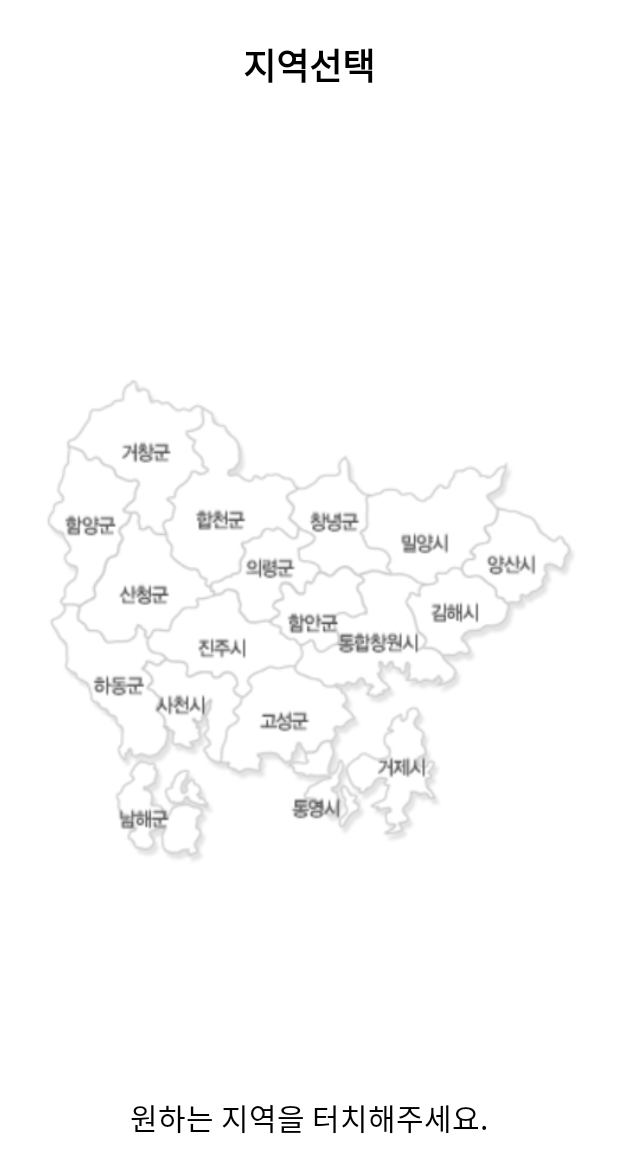
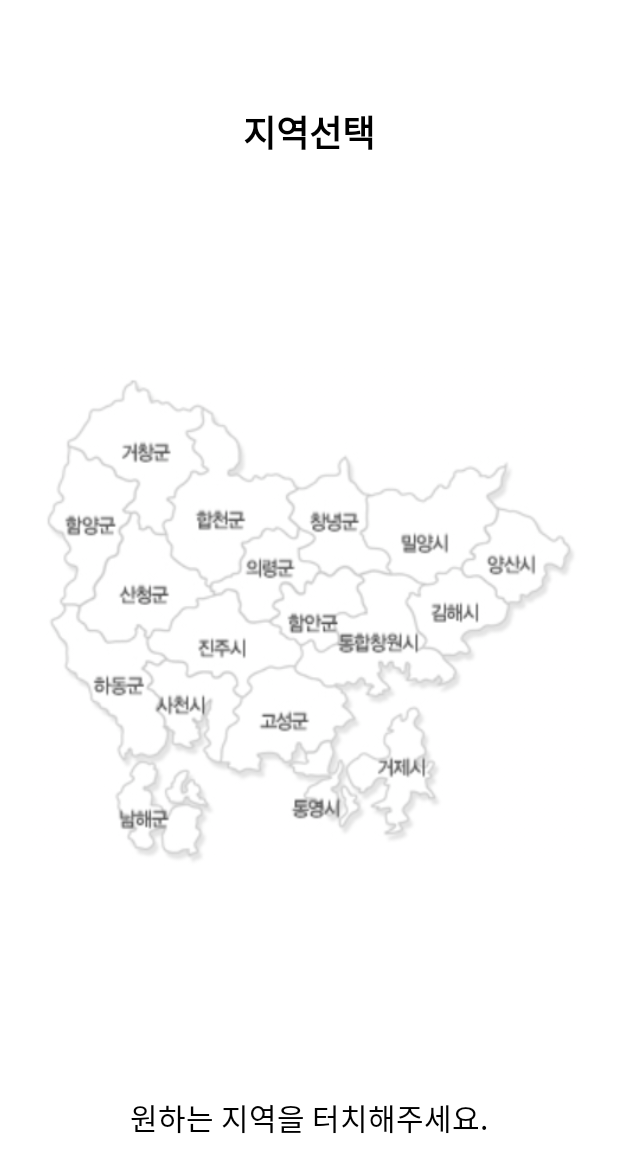
Before and after one commit to lky9464/MyCafe, an Android app: the LocSelectActivity screen opened directly, with no data from a screen before it, on a phone screen of 412 x 824 dp. Shown: the top 1173 px of the screen. Run offline under Robolectric (Android 15) with nearby library versions, the phone set to English and light mode, and no system bars.

Commit message:
adjusted by lky9464 - final adjust

```diff
--- a/app/src/main/res/layout/activity_loc_select.xml
+++ b/app/src/main/res/layout/activity_loc_select.xml
@@ -279,14 +279,14 @@
         android:layout_height="wrap_content"
         android:layout_marginEnd="8dp"
         android:layout_marginStart="8dp"
-        android:layout_marginTop="5dp"
+        android:layout_marginTop="70dp"
         android:text="지역선택"
         android:textColor="@android:color/black"
         android:textSize="24sp"
         android:textStyle="bold"
         app:layout_constraintEnd_toEndOf="parent"
         app:layout_constraintStart_toStartOf="parent"
-        app:layout_constraintTop_toTopOf="@+id/kn_map" />
+        app:layout_constraintTop_toTopOf="parent" />
 
     <TextView
         android:id="@+id/howto"
```
